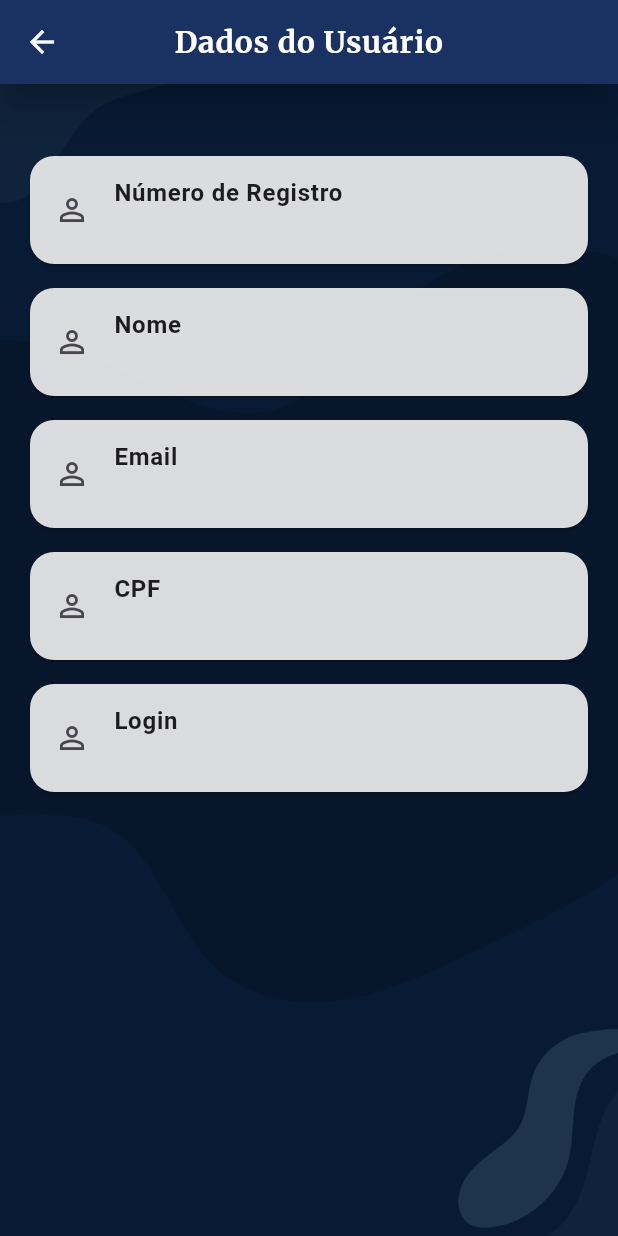
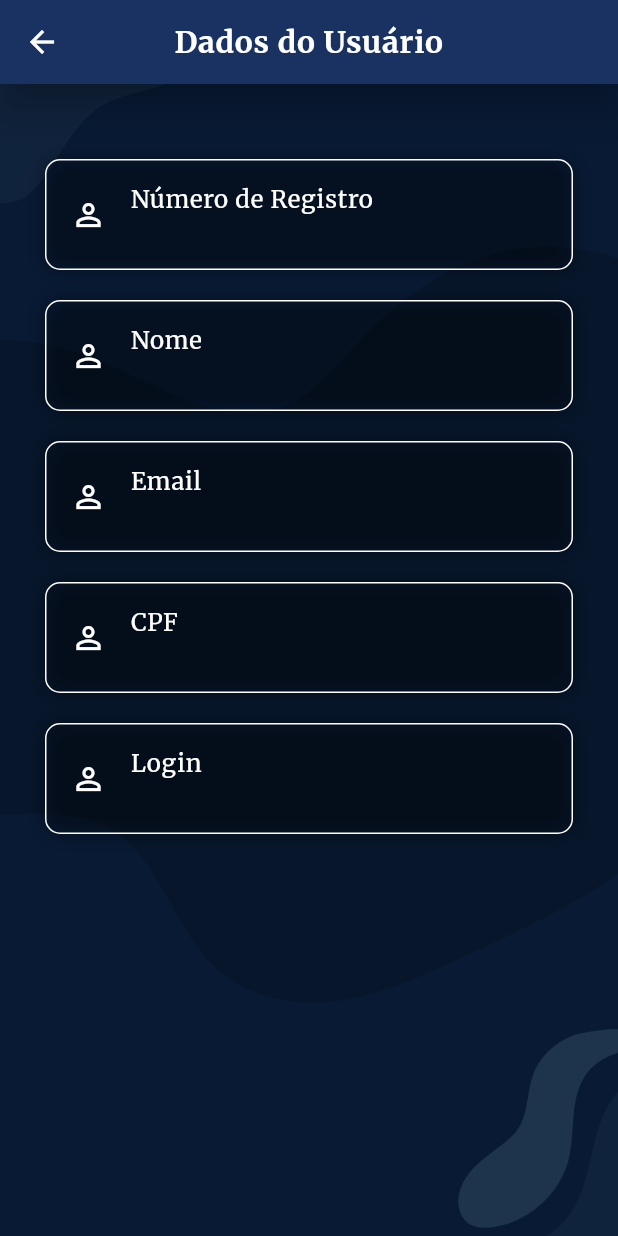
Before and after one commit to AugustoIseppe/flutter-java-spring-boot-workgym, a Flutter app: the UserData screen opened by its route, on a phone screen of 412 x 824 dp. Run offline on Flutter 3.47's test engine with Material 3 defaults, Android fonts, the light colour scheme and no system bars; our stand-ins replace google_fonts, shared_preferences; missing offline and left inert: validatorless; accounts and stored records are empty.

Commit message:
chore: update layout

```diff
--- a/mobile/workgym/lib/app/widgets/user_card_helpers.dart
+++ b/mobile/workgym/lib/app/widgets/user_card_helpers.dart
@@ -1,17 +1,37 @@
 import 'package:flutter/material.dart';
+import 'package:google_fonts/google_fonts.dart';
 
 Widget buildUserCard(String label, String value) {
-  return Card(
-    color: Colors.white.withValues(alpha: .85),
-    margin: const EdgeInsets.symmetric(vertical: 8),
-    shape: RoundedRectangleBorder(borderRadius: BorderRadius.circular(16)),
+  return Container(
+    margin: const EdgeInsets.symmetric(horizontal: 10, vertical: 10),
+    width: double.infinity,
+    decoration: BoxDecoration(
+      borderRadius: BorderRadius.circular(10),
+      border: Border.all(color: Colors.white, width: 1),
+      boxShadow: [
+        BoxShadow(
+          color: Colors.black.withAlpha(100),
+          blurRadius: 10,
+          offset: const Offset(0, 0),
+        ),
+      ],
+    ),
     child: ListTile(
-      title: Text(
-        label,
-        style: const TextStyle(fontWeight: FontWeight.bold),
-      ),
-      subtitle: Text(value),
-      leading: const Icon(Icons.person_outline),
+      title: Text(label, style: GoogleFonts.merriweather(
+        textStyle: const TextStyle(
+          color: Colors.white,
+          letterSpacing: .5,
+          fontSize: 16,
+        ),
+      )),
+      subtitle: Text(value , style: GoogleFonts.merriweather(
+        textStyle: const TextStyle(
+          color: Colors.white,
+          letterSpacing: .5,
+          fontSize: 14,
+        ),
+      )),
+      leading: const Icon(Icons.person_outline, color: Colors.white),
     ),
   );
 }
```
